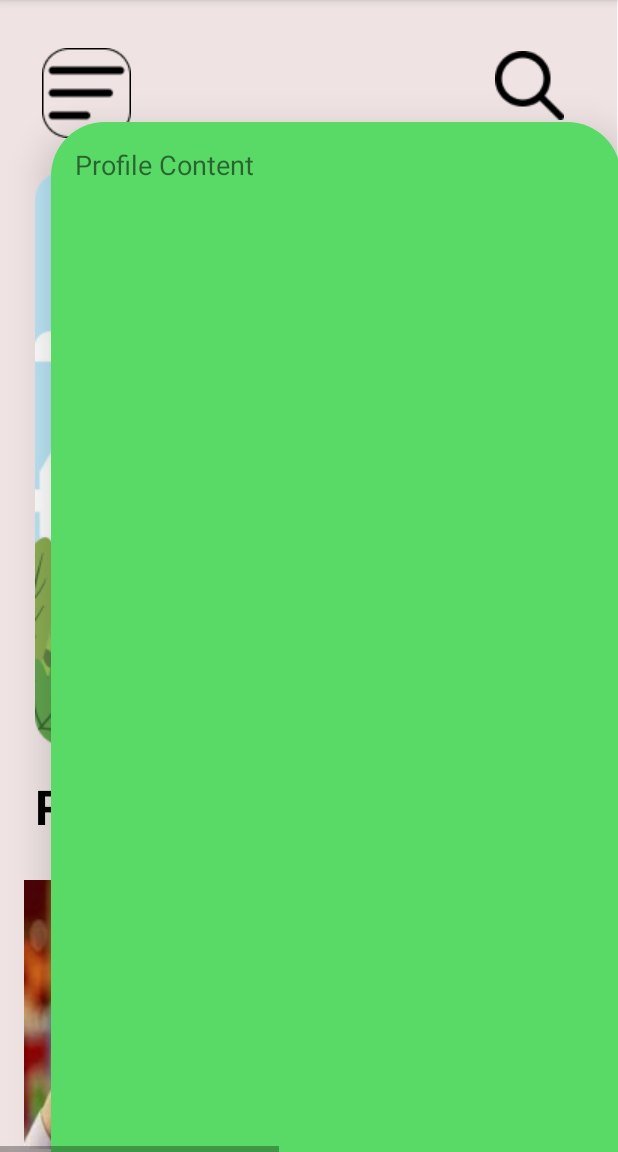
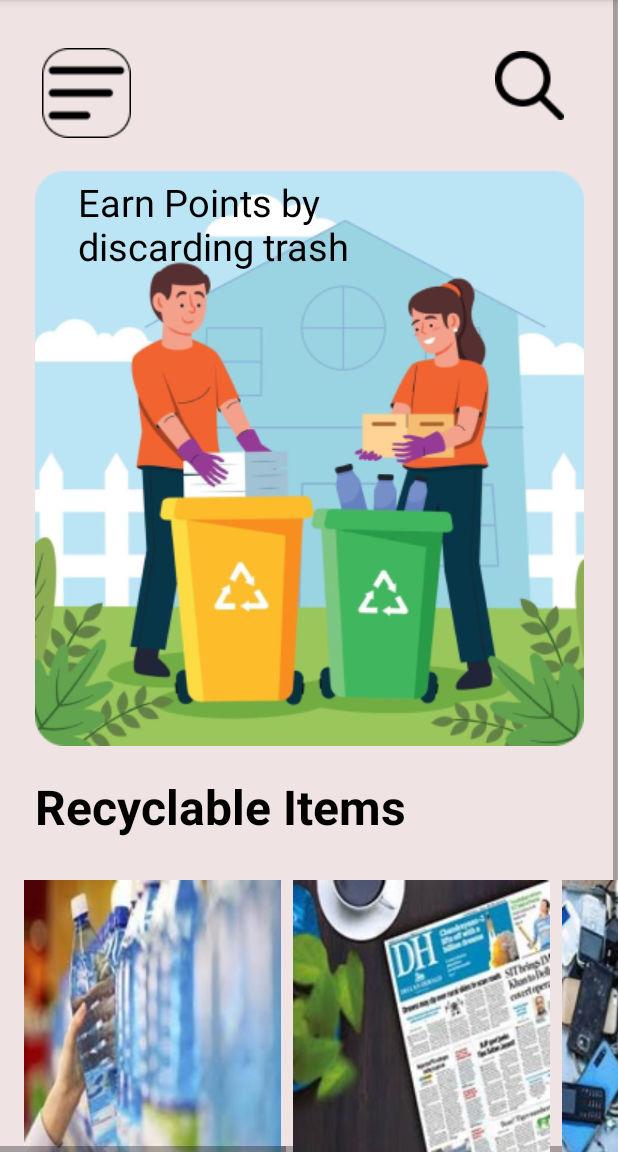
Before and after one commit to sankethp44/RecycleApp, an Android app: the MainActivity screen opened directly, with no data from a screen before it, on a phone screen of 412 x 824 dp, the part 84-1236 px from its top. Run offline under Robolectric (Android 15) with nearby library versions, the phone set to English and light mode, and no system bars.

Commit message:
Edited HomePage

```diff
--- a/app/src/main/java/com/example/recycleapp/MainActivity.kt
+++ b/app/src/main/java/com/example/recycleapp/MainActivity.kt
@@ -39,12 +39,6 @@ class MainActivity : AppCompatActivity() {
         scanner = findViewById(R.id.scanner)
         person = findViewById(R.id.person)
 
-        val drawerLayout = findViewById<DrawerLayout>(R.id.drawer_layout)
-        val drawerView = findViewById<LinearLayout>(R.id.drawer)
-
-        fun openDrawer(view: View) {
-            drawerLayout.openDrawer(drawerView)
-        }
 
     }
 
--- a/app/src/main/res/layout/activity_main.xml
+++ b/app/src/main/res/layout/activity_main.xml
@@ -16,8 +16,6 @@
         <RelativeLayout android:id="@+id/content_container"
             android:layout_width="wrap_content"
             android:layout_height="wrap_content" >
-
-
 
             <RelativeLayout android:id="@+id/page_homepage_ek1"
                 android:layout_marginTop="0dp"
@@ -86,47 +84,7 @@
                     android:text="Recyclable Items"
                     />
 
-                <HorizontalScrollView
-                    android:layout_width="match_parent"
-                    android:layout_height="180dp"
-                    android:layout_marginTop="586dp"
-                    android:layout_marginLeft="16dp">
 
-                    <LinearLayout
-                        android:layout_width="wrap_content"
-                        android:layout_height="wrap_content"
-                        android:orientation="horizontal">
-
-                        <!-- Sample Category Image Views -->
-                        <ImageView
-                            android:layout_width="171dp"
-                            android:layout_height="184dp"
-                            android:layout_marginRight="8dp"
-                            android:src="@drawable/category_image_1" />
-
-                        <ImageView
-                            android:layout_width="171dp"
-                            android:layout_height="184dp"
-                            android:src="@drawable/category_image_2"
-                            android:layout_marginRight="8dp"/>
-                        <ImageView
-                            android:layout_width="171dp"
-                            android:layout_height="184dp"
-                            android:src="@drawable/category_image_3"
-                            android:layout_marginRight="8dp"/>
-                        <ImageView
-                            android:layout_width="171dp"
-                            android:layout_height="184dp"
-                            android:src="@drawable/category_image_4"
-                            android:layout_marginRight="8dp"/>
-                        <ImageView
-                            android:layout_width="171dp"
-                            android:layout_height="184dp"
-                            android:src="@drawable/category_image_5"
-                            android:layout_marginRight="8dp"/>
-
-                    </LinearLayout>
-                </HorizontalScrollView>
                 <ImageView android:id="@+id/home"
                     android:src="@drawable/home"
                     android:contentDescription="home"
@@ -159,27 +117,7 @@
                     android:layout_width="44dp"
                     android:layout_height="44dp"
                     android:clickable="true"
-                    android:focusable="true"
-                    android:onClick="openDrawer"/>
-
-                <LinearLayout
-                    android:id="@+id/drawer"
-                    android:layout_width="380dp"
-                    android:layout_height="850dp"
-                    android:layout_gravity="end"
-                    android:layout_marginStart="34dp"
-                    android:layout_marginTop="81dp"
-                    android:background="@drawable/rounded_corners_background"
-                    android:elevation="16dp"
-                    android:orientation="vertical"
-                    android:padding="16dp">
-
-                    <TextView
-                        android:layout_width="wrap_content"
-                        android:layout_height="wrap_content"
-                        android:text="Profile Content"
-                        android:textSize="18sp" />
-                </LinearLayout>
+                    android:focusable="true" />
 
             </RelativeLayout>
 
@@ -188,4 +126,46 @@
     </ScrollView>
 </HorizontalScrollView>
 
+    <HorizontalScrollView
+        android:layout_width="match_parent"
+        android:layout_height="180dp"
+        android:layout_marginTop="586dp"
+        android:layout_marginLeft="16dp">
+
+        <LinearLayout
+            android:layout_width="wrap_content"
+            android:layout_height="wrap_content"
+            android:orientation="horizontal">
+
+            <!-- Sample Category Image Views -->
+            <ImageView
+                android:layout_width="171dp"
+                android:layout_height="184dp"
+                android:layout_marginRight="8dp"
+                android:src="@drawable/category_image_1" />
+
+            <ImageView
+                android:layout_width="171dp"
+                android:layout_height="184dp"
+                android:src="@drawable/category_image_2"
+                android:layout_marginRight="8dp"/>
+            <ImageView
+                android:layout_width="171dp"
+                android:layout_height="184dp"
+                android:src="@drawable/category_image_3"
+                android:layout_marginRight="8dp"/>
+            <ImageView
+                android:layout_width="171dp"
+                android:layout_height="184dp"
+                android:src="@drawable/category_image_4"
+                android:layout_marginRight="8dp"/>
+            <ImageView
+                android:layout_width="171dp"
+                android:layout_height="184dp"
+                android:src="@drawable/category_image_5"
+                android:layout_marginRight="8dp"/>
+
+        </LinearLayout>
+    </HorizontalScrollView>
+
 </androidx.drawerlayout.widget.DrawerLayout>
```
